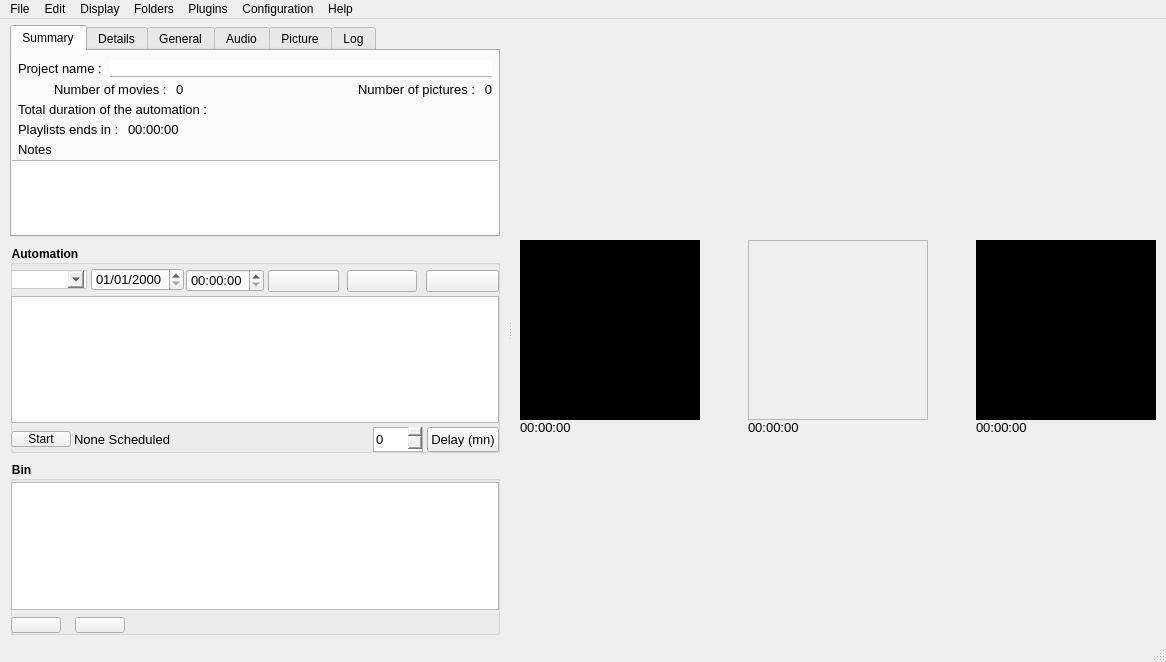
First picture: the form in src/mainwindow.ui, repository cinemaouvert/OPP, before the edit.
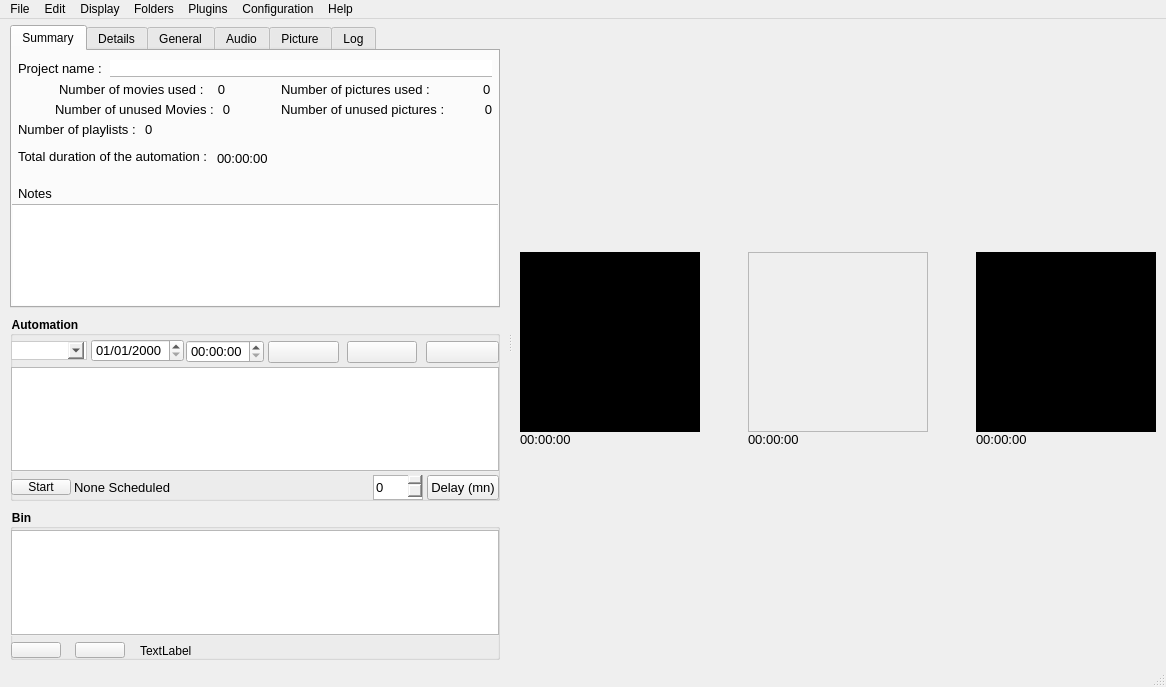
Second picture: the form after the edit. The open tabs and pages were chosen to show the change. Icons and pictures are not drawn. Custom widgets are drawn as their Qt base class.

The edit to the form file:
```diff
--- a/src/mainwindow.ui
+++ b/src/mainwindow.ui
@@ -7,7 +7,7 @@
     <x>0</x>
     <y>0</y>
     <width>1166</width>
-    <height>662</height>
+    <height>687</height>
    </rect>
   </property>
   <property name="windowTitle">
@@ -57,7 +57,7 @@
        <property name="styleSheet">
         <string notr="true">margin-top: 3px;</string>
        </property>
-       <layout class="QVBoxLayout" name="verticalLayout_3" stretch="1,0,0">
+       <layout class="QVBoxLayout" name="verticalLayout_3" stretch="0,0,0">
         <property name="spacing">
          <number>8</number>
         </property>
@@ -113,72 +113,6 @@
             <property name="bottomMargin">
              <number>0</number>
             </property>
-            <item row="1" column="0">
-             <layout class="QHBoxLayout" name="horizontalLayout_9">
-              <property name="spacing">
-               <number>2</number>
-              </property>
-              <item>
-               <widget class="QLabel" name="label_3">
-                <property name="styleSheet">
-                 <string notr="true">font-size: 13px;
-margin-left: 3px;</string>
-                </property>
-                <property name="text">
-                 <string>Number of movies :</string>
-                </property>
-               </widget>
-              </item>
-              <item alignment="Qt::AlignLeft">
-               <widget class="QLabel" name="countMoviesLabel">
-                <property name="styleSheet">
-                 <string notr="true">font-size: 13px;</string>
-                </property>
-                <property name="text">
-                 <string>0</string>
-                </property>
-               </widget>
-              </item>
-             </layout>
-            </item>
-            <item row="1" column="1">
-             <layout class="QHBoxLayout" name="horizontalLayout_16" stretch="1,0">
-              <property name="spacing">
-               <number>2</number>
-              </property>
-              <item>
-               <widget class="QLabel" name="label_4">
-                <property name="styleSheet">
-                 <string notr="true">font-size: 13px;
-</string>
-                </property>
-                <property name="lineWidth">
-                 <number>1</number>
-                </property>
-                <property name="text">
-                 <string>Number of pictures :</string>
-                </property>
-                <property name="alignment">
-                 <set>Qt::AlignRight|Qt::AlignTrailing|Qt::AlignVCenter</set>
-                </property>
-               </widget>
-              </item>
-              <item>
-               <widget class="QLabel" name="countPicturesLabel">
-                <property name="styleSheet">
-                 <string notr="true">font-size: 13px;
-margin-right: 3px;</string>
-                </property>
-                <property name="text">
-                 <string>0</string>
-                </property>
-                <property name="alignment">
-                 <set>Qt::AlignRight|Qt::AlignTrailing|Qt::AlignVCenter</set>
-                </property>
-               </widget>
-              </item>
-             </layout>
-            </item>
             <item row="0" column="0" colspan="2">
              <layout class="QHBoxLayout" name="horizontalLayout_8">
               <property name="spacing">
@@ -215,7 +149,160 @@
               </item>
              </layout>
             </item>
-            <item row="5" column="0" colspan="2">
+            <item row="4" column="0">
+             <layout class="QHBoxLayout" name="horizontalLayout_7">
+              <item>
+               <widget class="QLabel" name="label_9">
+                <property name="sizePolicy">
+                 <sizepolicy hsizetype="Fixed" vsizetype="Preferred">
+                  <horstretch>0</horstretch>
+                  <verstretch>0</verstretch>
+                 </sizepolicy>
+                </property>
+                <property name="font">
+                 <font>
+                  <pointsize>-1</pointsize>
+                 </font>
+                </property>
+                <property name="styleSheet">
+                 <string notr="true">font-size: 13px;
+margin-left: 3px;</string>
+                </property>
+                <property name="text">
+                 <string>Number of unused Movies :</string>
+                </property>
+               </widget>
+              </item>
+              <item>
+               <widget class="QLabel" name="unusedMoviesLabel">
+                <property name="font">
+                 <font>
+                  <pointsize>-1</pointsize>
+                 </font>
+                </property>
+                <property name="styleSheet">
+                 <string notr="true">font-size: 13px;
+margin-right: 3px;</string>
+                </property>
+                <property name="text">
+                 <string>0</string>
+                </property>
+                <property name="alignment">
+                 <set>Qt::AlignRight|Qt::AlignTrailing|Qt::AlignVCenter</set>
+                </property>
+               </widget>
+              </item>
+             </layout>
+            </item>
+            <item row="4" column="1">
+             <layout class="QHBoxLayout" name="horizontalLayout" stretch="1,0">
+              <item>
+               <widget class="QLabel" name="label_2">
+                <property name="font">
+                 <font>
+                  <pointsize>-1</pointsize>
+                 </font>
+                </property>
+                <property name="styleSheet">
+                 <string notr="true">font-size: 13px;
+</string>
+                </property>
+                <property name="text">
+                 <string>Number of unused pictures :</string>
+                </property>
+                <property name="alignment">
+                 <set>Qt::AlignLeading|Qt::AlignLeft|Qt::AlignVCenter</set>
+                </property>
+               </widget>
+              </item>
+              <item>
+               <widget class="QLabel" name="unusedPicturesLabel">
+                <property name="font">
+                 <font>
+                  <pointsize>-1</pointsize>
+                 </font>
+                </property>
+                <property name="styleSheet">
+                 <string notr="true">font-size: 13px;
+margin-right: 3px;</string>
+                </property>
+                <property name="text">
+                 <string>0</string>
+                </property>
+                <property name="alignment">
+                 <set>Qt::AlignRight|Qt::AlignTrailing|Qt::AlignVCenter</set>
+                </property>
+               </widget>
+              </item>
+             </layout>
+            </item>
+            <item row="5" column="0">
+             <layout class="QHBoxLayout" name="horizontalLayout_9">
+              <property name="spacing">
+               <number>2</number>
+              </property>
+              <item>
+               <widget class="QLabel" name="label_3">
+                <property name="styleSheet">
+                 <string notr="true">font-size: 13px;
+margin-left: 3px;</string>
+                </property>
+                <property name="text">
+                 <string>Number of playlists :</string>
+                </property>
+               </widget>
+              </item>
+              <item alignment="Qt::AlignLeft">
+               <widget class="QLabel" name="countMoviesLabel">
+                <property name="styleSheet">
+                 <string notr="true">font-size: 13px;</string>
+                </property>
+                <property name="text">
+                 <string>0</string>
+                </property>
+               </widget>
+              </item>
+             </layout>
+            </item>
+            <item row="7" column="0">
+             <layout class="QHBoxLayout" name="horizontalLayout_18">
+              <property name="spacing">
+               <number>2</number>
+              </property>
+              <property name="leftMargin">
+               <number>0</number>
+              </property>
+              <property name="topMargin">
+               <number>0</number>
+              </property>
+              <item>
+               <widget class="QLabel" name="label_6">
+                <property name="styleSheet">
+                 <string notr="true">font-size: 13px;
+margin-left: 3px;
+margin-top:10px;
+margin-bottom: 10px;</string>
+                </property>
+                <property name="text">
+                 <string>Total duration of the automation :</string>
+                </property>
+               </widget>
+              </item>
+              <item>
+               <widget class="QLabel" name="totalDurationLabel">
+                <property name="font">
+                 <font>
+                  <pointsize>10</pointsize>
+                 </font>
+                </property>
+                <property name="text">
+                 <string>00:00:00</string>
+                </property>
+               </widget>
+              </item>
+             </layout>
+            </item>
+            <item row="9" column="0" colspan="2">
              <layout class="QVBoxLayout" name="verticalLayout_17">
               <property name="spacing">
                <number>0</number>
@@ -230,7 +317,8 @@
                 </property>
                 <property name="styleSheet">
                  <string notr="true">font-size: 13px;
-margin-left: 3px;</string>
+margin-left: 3px;
+margin-top: 10px;</string>
                 </property>
                 <property name="text">
                  <string>Notes</string>
@@ -258,41 +346,45 @@
               </item>
              </layout>
             </item>
+            <item row="3" column="1">
+             <layout class="QHBoxLayout" name="horizontalLayout_16" stretch="1,0">
+              <property name="spacing">
+               <number>2</number>
+              </property>
+              <item>
+               <widget class="QLabel" name="label_4">
+                <property name="styleSheet">
+                 <string notr="true">font-size: 13px;
+</string>
+                </property>
+                <property name="lineWidth">
+                 <number>1</number>
+                </property>
+                <property name="text">
+                 <string>Number of pictures used :</string>
+                </property>
+                <property name="alignment">
+                 <set>Qt::AlignLeading|Qt::AlignLeft|Qt::AlignVCenter</set>
+                </property>
+               </widget>
+              </item>
+              <item>
+               <widget class="QLabel" name="countPicturesLabel">
+                <property name="styleSheet">
+                 <string notr="true">font-size: 13px;
+margin-right: 3px;</string>
+                </property>
+                <property name="text">
+                 <string>0</string>
+                </property>
+                <property name="alignment">
+                 <set>Qt::AlignLeading|Qt::AlignLeft|Qt::AlignVCenter</set>
+                </property>
+               </widget>
+              </item>
+             </layout>
+            </item>
             <item row="3" column="0">
-             <layout class="QHBoxLayout" name="horizontalLayout_18">
-              <property name="spacing">
-               <number>2</number>
-              </property>
-              <property name="leftMargin">
-               <number>0</number>
-              </property>
-              <property name="topMargin">
-               <number>0</number>
-              </property>
-              <item>
-               <widget class="QLabel" name="label_6">
-                <property name="styleSheet">
-                 <string notr="true">font-size: 13px;
-margin-left: 3px;</string>
-                </property>
-                <property name="text">
-                 <string>Playlists ends in :</string>
-                </property>
-               </widget>
-              </item>
-              <item>
-               <widget class="QLabel" name="label_timeRemaining">
-                <property name="styleSheet">
-                 <string notr="true">font-size: 13px;</string>
-                </property>
-                <property name="text">
-                 <string>00:00:00</string>
-                </property>
-               </widget>
-              </item>
-             </layout>
-            </item>
-            <item row="2" column="0">
              <layout class="QHBoxLayout" name="horizontalLayout_10">
               <property name="spacing">
                <number>2</number>
@@ -310,19 +402,38 @@
 margin-left: 3px;</string>
                 </property>
                 <property name="text">
-                 <string>Total duration of the automation : </string>
+                 <string>Number of movies used : </string>
                 </property>
                </widget>
               </item>
               <item>
-               <widget class="QLabel" name="totalDurationLabel">
+               <widget class="QLabel" name="usedMoviesLabel">
+                <property name="font">
+                 <font>
+                  <pointsize>-1</pointsize>
+                 </font>
+                </property>
+                <property name="styleSheet">
+                 <string notr="true">font-size: 13px;
+margin-right: 3px;</string>
+                </property>
                 <property name="text">
-                 <string/>
+                 <string>0</string>
+                </property>
+                <property name="alignment">
+                 <set>Qt::AlignRight|Qt::AlignTrailing|Qt::AlignVCenter</set>
                 </property>
                </widget>
               </item>
              </layout>
             </item>
+            <item row="7" column="1">
+             <widget class="QLabel" name="label_timeRemaining">
+              <property name="text">
+               <string/>
+              </property>
+             </widget>
+            </item>
            </layout>
           </widget>
           <widget class="QWidget" name="detailsTab">
@@ -1210,6 +1321,9 @@
            </property>
            <item>
             <widget class="MediaTableView" name="binTableView">
+             <property name="enabled">
+              <bool>true</bool>
+             </property>
              <property name="styleSheet">
               <string notr="true">font-size: 13px;
 margin: 0px 0px 1px 0px;</string>
@@ -1241,7 +1355,7 @@
             </widget>
            </item>
            <item>
-            <layout class="QHBoxLayout" name="horizontalLayout_3" stretch="0,0,0">
+            <layout class="QHBoxLayout" name="horizontalLayout_3" stretch="0,0,0,0">
              <property name="spacing">
               <number>0</number>
              </property>
@@ -1296,6 +1410,18 @@
                </property>
               </widget>
              </item>
+             <item>
+              <widget class="QLabel" name="binCountMedia">
+               <property name="styleSheet">
+                <string notr="true">padding-left: 8px;
+margin-left: 4px;
+</string>
+               </property>
+               <property name="text">
+                <string>TextLabel</string>
+               </property>
+              </widget>
+             </item>
              <item>
               <spacer name="horizontalSpacer_3">
                <property name="orientation">
```
Left out of the diff: 218 changed lines with no effect on the pictures.
